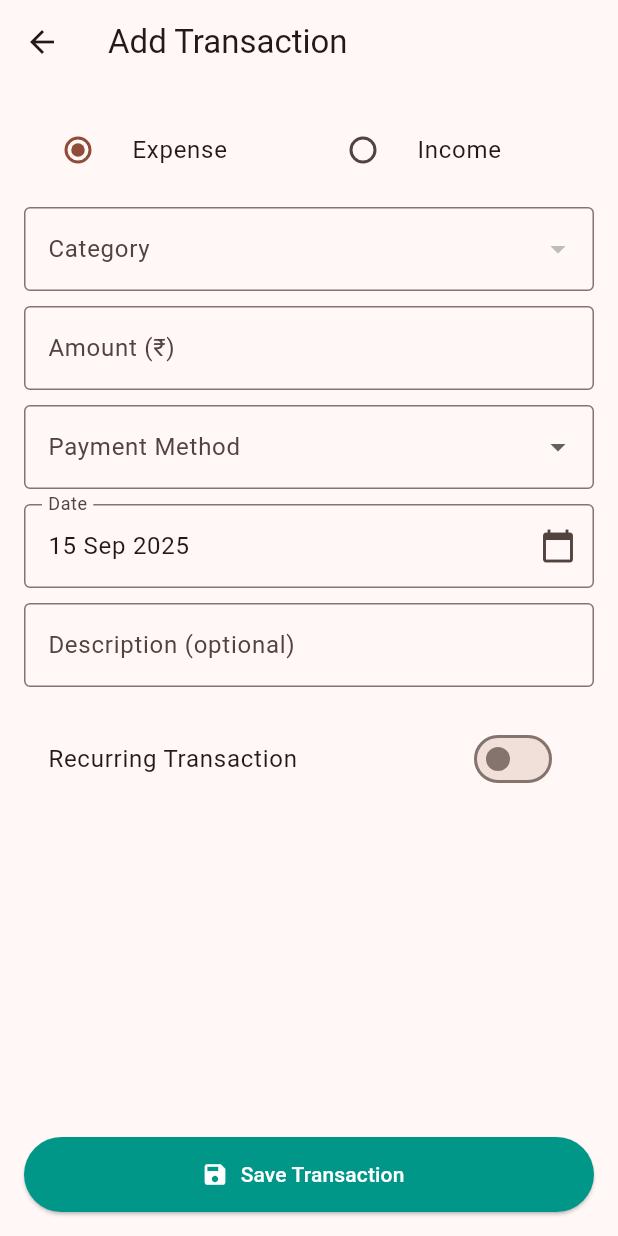
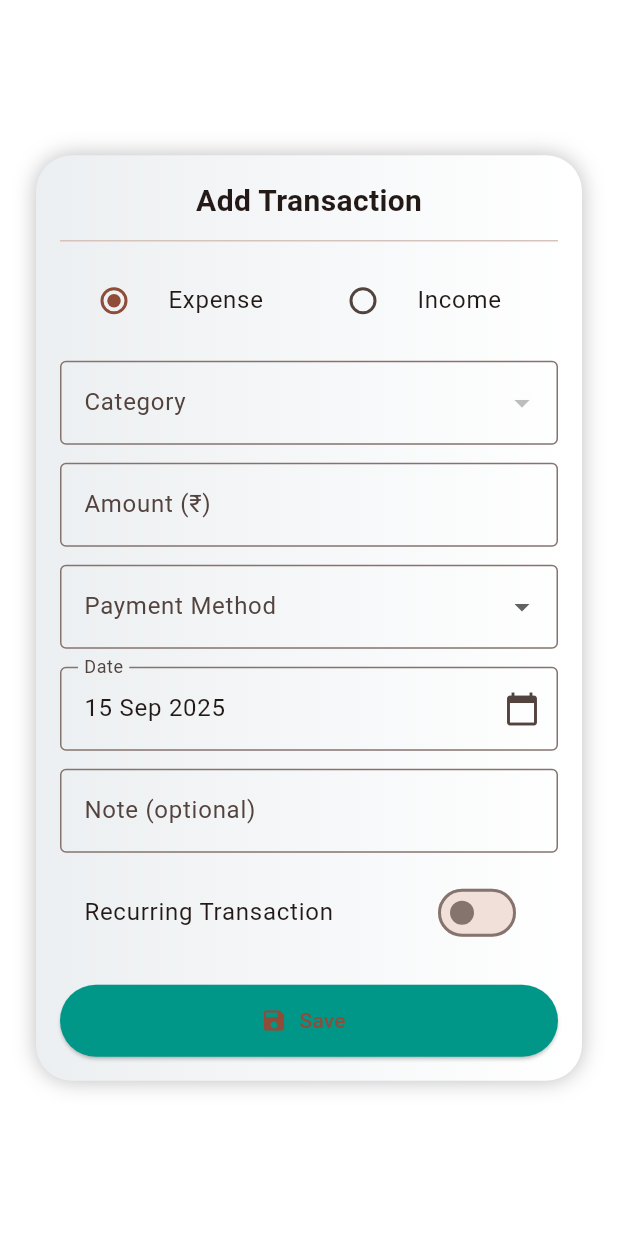
Before and after one commit to mskumar7854/home_budget_manager, a Flutter app: the screen it shows after launch, after a tap on the "add" icon, on a phone screen of 412 x 824 dp. Run offline on Flutter 3.47's test engine with Material 3 defaults, Android fonts, the phone set to English and light mode, and no system bars; our stand-ins replace fl_chart, flutter_local_notifications, flutter_neumorphic, hive, hive_flutter, timezone; accounts and stored records are empty.

Commit message:
Update dashboard, styling, and transaction screen for modern look

```diff
--- a/lib/screens/add_transaction_screen.dart
+++ b/lib/screens/add_transaction_screen.dart
@@ -5,8 +5,8 @@ import '../models/transaction.dart';
 import '../models/category.dart';
 
 class AddTransactionScreen extends StatefulWidget {
-  final TransactionModel? transaction; // for editing
-  final int? index; // Hive index for editing
+  final TransactionModel? transaction;
+  final int? index;
 
   const AddTransactionScreen({super.key, this.transaction, this.index});
 
@@ -27,12 +27,12 @@ class _AddTransactionScreenState extends State<AddTransactionScreen> {
   bool _isRecurring = false;
   String _recurrenceType = "monthly";
 
-  int? _tenureMonths; // For EMI
-  DateTime? _validTill; // For Recharge
-  String? _paymentMethod; // Cash/Card/UPI
+  int? _tenureMonths;
+  DateTime? _validTill;
+  String? _paymentMethod;
 
-  final List<String> _recurrenceOptions = ["daily","weekly","monthly","yearly"];
-  final List<String> _paymentOptions = ["Cash","Card","UPI","NetBanking","Wallet"];
+  final List<String> _recurrenceOptions = ["daily", "weekly", "monthly", "yearly"];
+  final List<String> _paymentOptions = ["Cash", "Card", "UPI", "NetBanking", "Wallet"];
 
   @override
   void initState() {
@@ -55,7 +55,6 @@ class _AddTransactionScreenState extends State<AddTransactionScreen> {
   Future<void> _saveTransaction() async {
     if (_formKey.currentState!.validate() && _selectedCategory != null) {
       final box = Hive.box<TransactionModel>('transactions');
-
       final newTx = TransactionModel(
         amount: double.parse(_amountController.text),
         type: _type,
@@ -69,96 +68,77 @@ class _AddTransactionScreenState extends State<AddTransactionScreen> {
         subCategory: _selectedSubCategory,
         paymentMethod: _paymentMethod,
       );
-
-      if (widget.index == null) {
-        await box.add(newTx);
-      } else {
-        await box.putAt(widget.index!, newTx);
-      }
+      if (widget.index == null) await box.add(newTx); else await box.putAt(widget.index!, newTx);
 
       ScaffoldMessenger.of(context).showSnackBar(
         SnackBar(content: Text(widget.index == null ? "Transaction Added ✅" : "Transaction Updated ✏️")),
       );
-
       Navigator.pop(context, true);
     }
   }
 
-  @override
-  Widget build(BuildContext context) {
-    final categoryBox = Hive.box<Category>('categories');
-    final categories = categoryBox.values.where((c) => c.type == _type).toList();
-
-    // match category when editing
-    if (_selectedCategory == null && widget.transaction != null) {
-      final found = categories.where((c) => c.name == widget.transaction!.category);
-      if (found.isNotEmpty) {
-        _selectedCategory = found.first;
-      } else {
-        _selectedCategory = Category(
-          name: widget.transaction!.category,
-          type: widget.transaction!.type,
-          color: Colors.grey.value,
-          icon: "🏷️",
-          group: "Daily",
-          subCategories: const [],
-        );
+  Category? _findCategory(String? name) {
+    if (name == null) return null;
+    final box = Hive.box<Category>('categories');
+    try {
+      return box.values.firstWhere((c) => c.name == name);
+    } catch (_) {
+      return null;
     }
   }
 
+  Widget _buildRadio(String title, String value) {
+    return Expanded(
+      child: RadioListTile(
+        title: Text(title),
+        value: value,
+        groupValue: _type,
+        onChanged: (val) => setState(() {
+          _type = val!;
+          _selectedCategory = null;
+          _selectedSubCategory = null;
+        }),
+      ),
+    );
+  }
+
+  @override
+  Widget build(BuildContext context) {
+    final categories = Hive.box<Category>('categories').values.where((c) => c.type == _type).toList();
+    if (_selectedCategory == null && widget.transaction != null) {
+      final found = categories.where((c) => c.name == widget.transaction!.category);
+      _selectedCategory = found.isNotEmpty
+          ? found.first
+          : Category(name: widget.transaction!.category, type: widget.transaction!.type, color: Colors.grey.value, icon: "🏷️", group: "Daily", subCategories: const []);
+    }
     final subcats = _selectedCategory?.subCategories ?? const <String>[];
 
-    return Scaffold(
-      appBar: AppBar(
-        title: Text(widget.index == null ? "Add Transaction" : "Edit Transaction"),
+    return Dialog(
+      insetPadding: const EdgeInsets.symmetric(horizontal: 24, vertical: 40),
+      backgroundColor: Colors.transparent,
+      child: Container(
+        padding: const EdgeInsets.all(16),
+        decoration: BoxDecoration(
+          gradient: LinearGradient(colors: [Colors.blueGrey.shade50, Colors.white]),
+          borderRadius: BorderRadius.circular(24),
+          boxShadow: [BoxShadow(color: Colors.black26, blurRadius: 12)],
         ),
-      body: Padding(
-        padding: const EdgeInsets.all(16),
-        child: Form(
+        child: Column(
+          mainAxisSize: MainAxisSize.min,
+          children: [
+            Text(widget.index == null ? "Add Transaction" : "Edit Transaction",
+                style: const TextStyle(fontSize: 20, fontWeight: FontWeight.w700)),
+            const Divider(height: 24),
+            Form(
               key: _formKey,
+              child: SingleChildScrollView(
                 child: Column(
                   children: [
-              // Type
-              Row(
-                children: [
-                  Expanded(
-                    child: RadioListTile(
-                      title: const Text("Expense"),
-                      value: "Expense",
-                      groupValue: _type,
-                      onChanged: (val) {
-                        setState(() {
-                          _type = val.toString();
-                          _selectedCategory = null;
-                          _selectedSubCategory = null;
-                        });
-                      },
-                    ),
-                  ),
-                  Expanded(
-                    child: RadioListTile(
-                      title: const Text("Income"),
-                      value: "Income",
-                      groupValue: _type,
-                      onChanged: (val) {
-                        setState(() {
-                          _type = val.toString();
-                          _selectedCategory = null;
-                          _selectedSubCategory = null;
-                        });
-                      },
-                    ),
-                  ),
-                ],
-              ),
-              const SizedBox(height: 10),
-
-              // Category
+                    Row(children: [_buildRadio("Expense", "Expense"), _buildRadio("Income", "Income")]),
+                    const SizedBox(height: 12),
                     DropdownButtonFormField<Category>(
                       value: _selectedCategory,
-                items: categories
-                    .map((c) => DropdownMenuItem(value: c, child: Text("${c.icon}  ${c.name}")))
-                    .toList(),
+                      items: categories.map((c) => DropdownMenuItem(value: c, child: Text("${c.icon}  ${c.name}"))).toList(),
                       onChanged: (val) => setState(() {
                         _selectedCategory = val;
                         _selectedSubCategory = null;
@@ -166,9 +146,7 @@ class _AddTransactionScreenState extends State<AddTransactionScreen> {
                       decoration: const InputDecoration(labelText: "Category", border: OutlineInputBorder()),
                       validator: (v) => v == null ? "Select a category" : null,
                     ),
-              const SizedBox(height: 10),
-
-              // Sub-category (if available)
+                    if (subcats.isNotEmpty) const SizedBox(height: 12),
                     if (subcats.isNotEmpty)
                       DropdownButtonFormField<String>(
                         value: _selectedSubCategory,
@@ -176,26 +154,20 @@ class _AddTransactionScreenState extends State<AddTransactionScreen> {
                         onChanged: (val) => setState(() => _selectedSubCategory = val),
                         decoration: const InputDecoration(labelText: "Sub-category", border: OutlineInputBorder()),
                       ),
-              if (subcats.isNotEmpty) const SizedBox(height: 10),
-
-              // EMI field
-              if (_selectedCategory != null && _selectedCategory!.name.toLowerCase().contains("emi"))
+                    if (_selectedCategory?.name.toLowerCase().contains("emi") ?? false) ...[
+                      const SizedBox(height: 12),
                       TextFormField(
-                  initialValue: _tenureMonths != null ? _tenureMonths.toString() : "",
+                        initialValue: _tenureMonths?.toString(),
                         keyboardType: TextInputType.number,
                         decoration: const InputDecoration(labelText: "Tenure (months)", border: OutlineInputBorder()),
                         onChanged: (val) => _tenureMonths = int.tryParse(val),
                       ),
-              if (_selectedCategory != null && _selectedCategory!.name.toLowerCase().contains("emi"))
-                const SizedBox(height: 10),
-
-              // Recharge field
-              if (_selectedCategory != null && _selectedCategory!.name.toLowerCase().contains("recharge"))
+                    ],
+                    if (_selectedCategory?.name.toLowerCase().contains("recharge") ?? false) ...[
+                      const SizedBox(height: 12),
                       TextFormField(
                         readOnly: true,
-                  controller: TextEditingController(
-                    text: _validTill != null ? DateFormat("dd MMM yyyy").format(_validTill!) : "",
-                  ),
+                        controller: TextEditingController(text: _validTill != null ? DateFormat("dd MMM yyyy").format(_validTill!) : ""),
                         decoration: const InputDecoration(
                           labelText: "Valid Till",
                           border: OutlineInputBorder(),
@@ -211,32 +183,30 @@ class _AddTransactionScreenState extends State<AddTransactionScreen> {
                           if (picked != null) setState(() => _validTill = picked);
                         },
                       ),
-              if (_selectedCategory != null && _selectedCategory!.name.toLowerCase().contains("recharge"))
-                const SizedBox(height: 10),
-
-              // Amount
+                    ],
+                    const SizedBox(height: 12),
                     TextFormField(
                       controller: _amountController,
                       keyboardType: TextInputType.number,
                       decoration: const InputDecoration(labelText: "Amount (₹)", border: OutlineInputBorder()),
-                validator: (value) => value == null || value.isEmpty ? "Enter amount" : null,
+                      validator: (v) => v == null || v.isEmpty ? "Enter amount" : null,
                     ),
-              const SizedBox(height: 10),
-
-              // Payment method
+                    const SizedBox(height: 12),
                     DropdownButtonFormField<String>(
                       value: _paymentMethod,
                       items: _paymentOptions.map((p) => DropdownMenuItem(value: p, child: Text(p))).toList(),
                       onChanged: (val) => setState(() => _paymentMethod = val),
                       decoration: const InputDecoration(labelText: "Payment Method", border: OutlineInputBorder()),
                     ),
-              const SizedBox(height: 10),
-
-              // Date
+                    const SizedBox(height: 12),
                     TextFormField(
                       readOnly: true,
                       controller: TextEditingController(text: DateFormat("dd MMM yyyy").format(_selectedDate)),
-                decoration: const InputDecoration(labelText: "Date", border: OutlineInputBorder(), suffixIcon: Icon(Icons.calendar_today)),
+                      decoration: const InputDecoration(
+                        labelText: "Date",
+                        border: OutlineInputBorder(),
+                        suffixIcon: Icon(Icons.calendar_today),
+                      ),
                       onTap: () async {
                         final picked = await showDatePicker(
                           context: context,
@@ -247,40 +217,43 @@ class _AddTransactionScreenState extends State<AddTransactionScreen> {
                         if (picked != null) setState(() => _selectedDate = picked);
                       },
                     ),
-              const SizedBox(height: 10),
-
-              // Note
+                    const SizedBox(height: 12),
                     TextFormField(
                       controller: _noteController,
-                decoration: const InputDecoration(labelText: "Description (optional)", border: OutlineInputBorder()),
+                      decoration: const InputDecoration(labelText: "Note (optional)", border: OutlineInputBorder()),
                     ),
-              const SizedBox(height: 20),
-
-              // Recurring
+                    const SizedBox(height: 12),
                     SwitchListTile(
                       title: const Text("Recurring Transaction"),
                       value: _isRecurring,
                       onChanged: (v) => setState(() => _isRecurring = v),
                     ),
-              if (_isRecurring)
+                    if (_isRecurring) ...[
+                      const SizedBox(height: 8),
                       DropdownButtonFormField<String>(
                         value: _recurrenceType,
                         items: _recurrenceOptions.map((r) => DropdownMenuItem(value: r, child: Text(r))).toList(),
                         onChanged: (val) => setState(() => _recurrenceType = val!),
                         decoration: const InputDecoration(labelText: "Repeat every", border: OutlineInputBorder()),
                       ),
-
-              const Spacer(),
+                    ],
+                    const SizedBox(height: 20),
                     ElevatedButton.icon(
                       onPressed: _saveTransaction,
                       icon: const Icon(Icons.save),
-                label: Text(widget.index == null ? "Save Transaction" : "Update Transaction"),
-                style: ElevatedButton.styleFrom(minimumSize: const Size(double.infinity, 50), backgroundColor: Colors.teal, foregroundColor: Colors.white),
+                      label: Text(widget.index == null ? "Save" : "Update"),
+                      style: ElevatedButton.styleFrom(
+                        minimumSize: const Size.fromHeight(48),
+                        backgroundColor: Colors.teal,
+                      ),
                     ),
                   ],
                 ),
               ),
             ),
+          ],
+        ),
+      ),
     );
   }
 }
```
Lines whose indentation alone changed are shown as unchanged.
